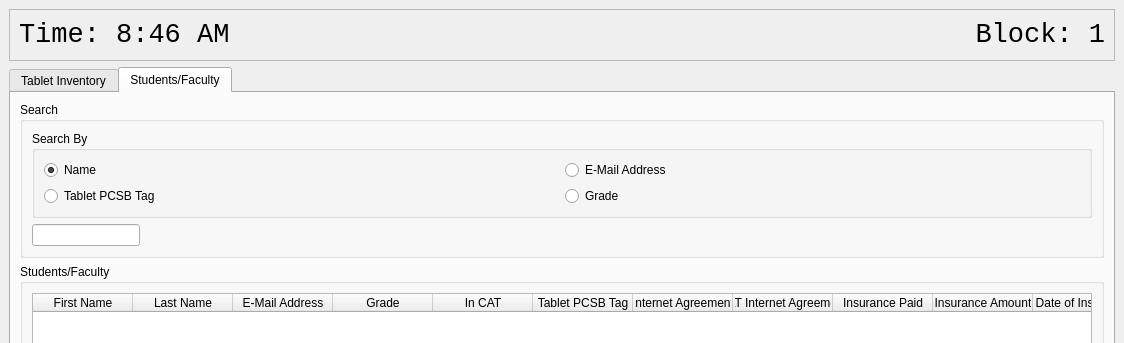
Before: the Qt Designer form net_mainwindow.ui in lachbr/lhs-cat-tablet-inventory, drawn with Qt 5; both pictures show x 0 to 1124 and y 0 to 343 of the 1124 by 798 pixel window.
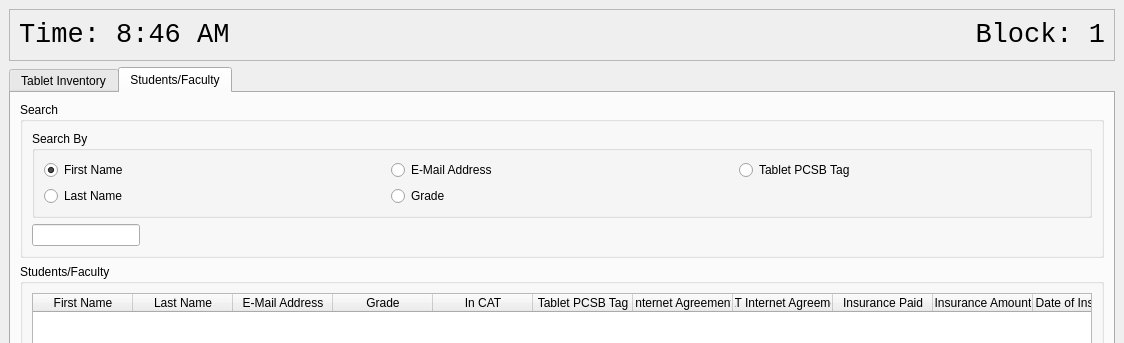
After: the same form once the commit is applied.

Commit message: netclient: allow searching students by last name, fix sorting

Diff of the .ui file:
```diff
--- a/net_mainwindow.ui
+++ b/net_mainwindow.ui
@@ -190,37 +190,44 @@
               <string>Search By</string>
              </property>
              <layout class="QGridLayout" name="gridLayout_4">
-              <item row="0" column="0">
+              <item row="1" column="0">
                <widget class="QRadioButton" name="radio_user_name">
                 <property name="text">
-                 <string>Name</string>
+                 <string>First Name</string>
                 </property>
                 <property name="checked">
                  <bool>true</bool>
                 </property>
                </widget>
               </item>
-              <item row="1" column="0">
-               <widget class="QRadioButton" name="radio_user_tablet_pcsb">
-                <property name="text">
-                 <string>Tablet PCSB Tag</string>
-                </property>
-               </widget>
-              </item>
-              <item row="0" column="1">
-               <widget class="QRadioButton" name="radio_user_email">
-                <property name="text">
-                 <string>E-Mail Address</string>
-                </property>
-               </widget>
-              </item>
-              <item row="1" column="1">
+              <item row="5" column="1">
                <widget class="QRadioButton" name="radio_user_grade">
                 <property name="text">
                  <string>Grade</string>
                 </property>
                </widget>
               </item>
+              <item row="1" column="1">
+               <widget class="QRadioButton" name="radio_user_email">
+                <property name="text">
+                 <string>E-Mail Address</string>
+                </property>
+               </widget>
+              </item>
+              <item row="5" column="0">
+               <widget class="QRadioButton" name="radio_user_lname">
+                <property name="text">
+                 <string>Last Name</string>
+                </property>
+               </widget>
+              </item>
+              <item row="1" column="2">
+               <widget class="QRadioButton" name="radio_user_tablet_pcsb">
+                <property name="text">
+                 <string>Tablet PCSB Tag</string>
+                </property>
+               </widget>
+              </item>
              </layout>
             </widget>
            </item>
```
The commit also changes 2 other files.
